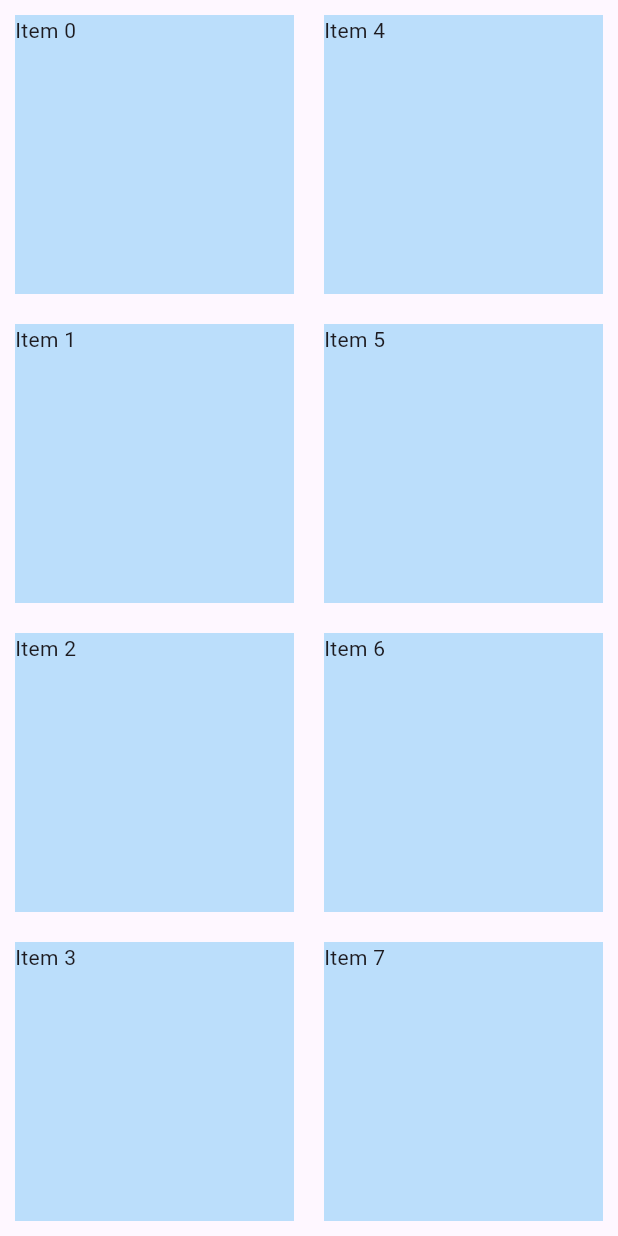
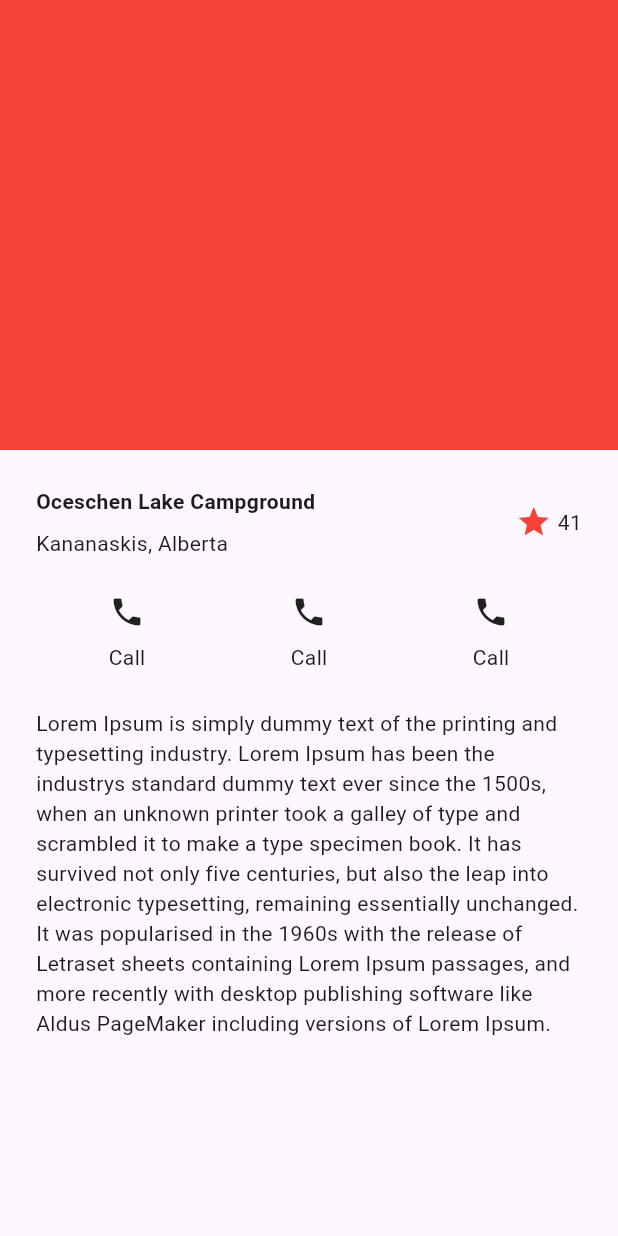
Before and after one commit to Yogesh070/dart_exercise, a Flutter app: the screen it shows after launch, on a phone screen of 412 x 824 dp. Run offline on Flutter 3.47's test engine with Material 3 defaults, Android fonts, the light colour scheme and no system bars.

Commit message:
add: demo ui

```diff
--- /dev/null
+++ b/new_flutter_project/lib/demo.dart
@@ -0,0 +1,65 @@
+import 'package:flutter/material.dart';
+import 'package:new_flutter_project/widgets/rating_card.dart';
+
+class DemoWidget extends StatelessWidget {
+  const DemoWidget({super.key});
+
+  @override
+  Widget build(BuildContext context) {
+    return Scaffold(
+        body: ListView(
+      children: [
+        Container(
+          height: 300,
+          color: Colors.red,
+        ),
+        Container(
+          padding: const EdgeInsets.all(24.0),
+          child: const Column(
+            children: [
+              RatingCard(),
+              Padding(
+                padding: EdgeInsets.symmetric(vertical: 24.0),
+                child: Row(
+                  mainAxisAlignment: MainAxisAlignment.spaceAround,
+                  children: [
+                    Column(
+                      children: [
+                        Icon(Icons.phone),
+                        SizedBox(
+                          height: 8,
+                        ),
+                        Text('Call'),
+                      ],
+                    ),
+                    Column(
+                      children: [
+                        Icon(Icons.phone),
+                        SizedBox(
+                          height: 8,
+                        ),
+                        Text('Call'),
+                      ],
+                    ),
+                    Column(
+                      children: [
+                        Icon(Icons.phone),
+                        SizedBox(
+                          height: 8,
+                        ),
+                        Text('Call'),
+                      ],
+                    )
+                  ],
+                ),
+              ),
+              Text(
+                'Lorem Ipsum is simply dummy text of the printing and typesetting industry. Lorem Ipsum has been the industrys standard dummy text ever since the 1500s, when an unknown printer took a galley of type and scrambled it to make a type specimen book. It has survived not only five centuries, but also the leap into electronic typesetting, remaining essentially unchanged. It was popularised in the 1960s with the release of Letraset sheets containing Lorem Ipsum passages, and more recently with desktop publishing software like Aldus PageMaker including versions of Lorem Ipsum.',
+              )
+            ],
+          ),
+        )
+      ],
+    ));
+  }
+}
--- a/new_flutter_project/lib/main.dart
+++ b/new_flutter_project/lib/main.dart
@@ -1,10 +1,11 @@
 import 'package:flutter/material.dart';
-import 'package:new_flutter_project/scrolling_widget.dart';
+import 'package:new_flutter_project/demo.dart';
+// import 'package:new_flutter_project/scrolling_widget.dart';
 
 void main() {
   runApp(
     const MaterialApp(
-      home: ScrollingWidget(),
+      home: DemoWidget(),
     ),
   );
 }
--- /dev/null
+++ b/new_flutter_project/lib/widgets/rating_card.dart
@@ -0,0 +1,42 @@
+import 'package:flutter/material.dart';
+
+class RatingCard extends StatelessWidget {
+  const RatingCard({
+    super.key,
+  });
+
+  @override
+  Widget build(BuildContext context) {
+    return const Row(
+      mainAxisAlignment: MainAxisAlignment.spaceBetween,
+      crossAxisAlignment: CrossAxisAlignment.center,
+      children: [
+        Column(
+          crossAxisAlignment: CrossAxisAlignment.start,
+          children: [
+            Text(
+              'Oceschen Lake Campground',
+              style: TextStyle(fontWeight: FontWeight.bold),
+            ),
+            SizedBox(
+              height: 8,
+            ),
+            Text('Kananaskis, Alberta'),
+          ],
+        ),
+        Row(
+          children: [
+            Icon(
+              Icons.star,
+              color: Colors.red,
+            ),
+            SizedBox(
+              width: 4,
+            ),
+            Text('41'),
+          ],
+        )
+      ],
+    );
+  }
+}
```
